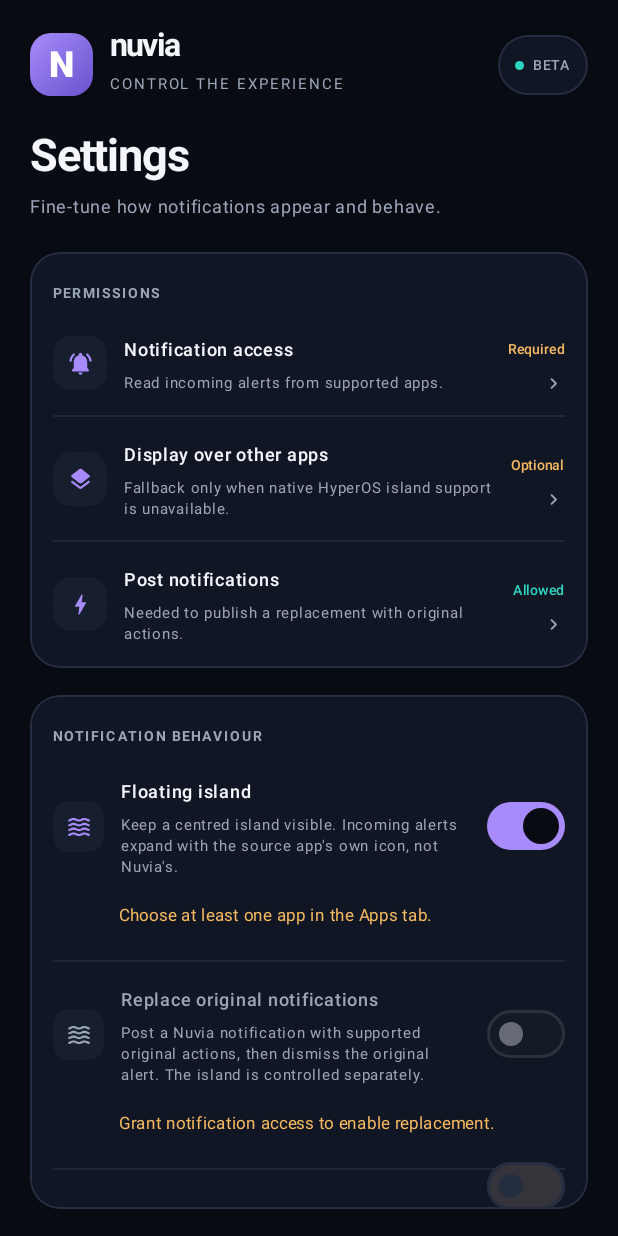
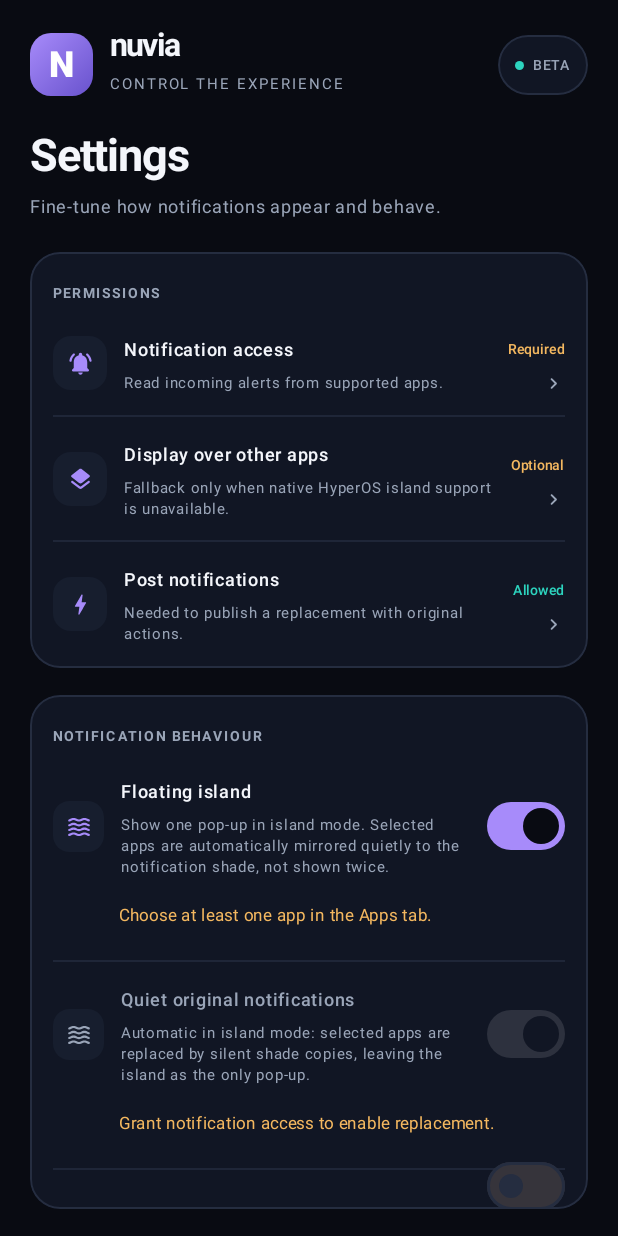
Before and after one commit to abdulwaheedmuhammed3-maker/nuvia, an Android app built with Jetpack Compose: the composable SettingsScreen shown on its own in the app's theme, on a phone screen of 412 x 824 dp. Run offline under Robolectric (Android 15) with nearby library versions, the phone set to English and light mode, and no system bars; libraries missing offline, so code that uses them is left out: io.github.d4viddf.hyperisland_kit.

Commit message:
Explain automatic quiet notification mirroring in floating island mode

```diff
--- a/app/src/main/java/com/nuvia/app/MainActivity.kt
+++ b/app/src/main/java/com/nuvia/app/MainActivity.kt
@@ -747,7 +747,7 @@ private fun SettingsScreen(
             SettingSwitch(
                 icon = Icons.Rounded.Waves,
                 title = "Floating island",
-                description = "Keep a centred island visible. Incoming alerts expand with the source app's own icon, not Nuvia's.",
+                description = "Show one pop-up in island mode. Selected apps are automatically mirrored quietly to the notification shade, not shown twice.",
                 checked = islandEnabled,
                 enabled = true,
                 onCheckedChange = {
@@ -771,15 +771,28 @@ private fun SettingsScreen(
             Divider(color = Line.copy(alpha = 0.7f))
             SettingSwitch(
                 icon = Icons.Rounded.Waves,
-                title = "Replace original notifications",
-                description = "Post a Nuvia notification with supported original actions, then dismiss the original alert. The island is controlled separately.",
-                checked = replacement,
-                enabled = listenerEnabled && hasPostPermission && selectedApps > 0,
+                title = "Quiet original notifications",
+                description = if (islandEnabled) {
+                    "Automatic in island mode: selected apps are replaced by silent shade copies, leaving the island as the only pop-up."
+                } else {
+                    "When island mode is off, replace selected apps' original alerts with quiet copies in the notification shade."
+                },
+                checked = islandEnabled || replacement,
+                enabled = listenerEnabled && hasPostPermission && selectedApps > 0 && !islandEnabled,
                 onCheckedChange = { checked ->
                     replacement = checked
                     NuviaStore.setReplacementEnabled(context, checked)
                 }
             )
+            if (islandEnabled && !hasPostPermission) {
+                Text(
+                    text = "Allow Nuvia to post notifications so it can keep a quiet copy in your shade. Without this permission, the original app pop-up cannot be suppressed.",
+                    color = Color(0xFFF4B860),
+                    fontSize = 11.sp,
+                    lineHeight = 15.sp,
+                    modifier = Modifier.padding(start = 44.dp, bottom = 4.dp)
+                )
+            }
             if (!listenerEnabled || !hasPostPermission || selectedApps == 0) {
                 Text(
                     text = when {
```
